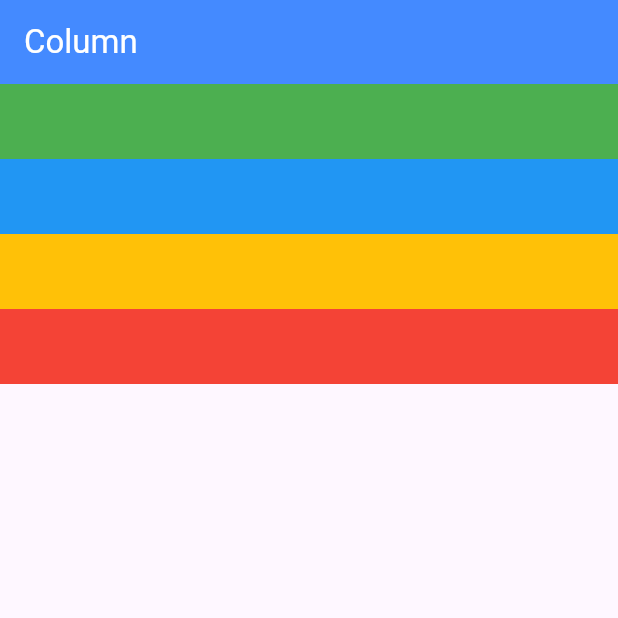
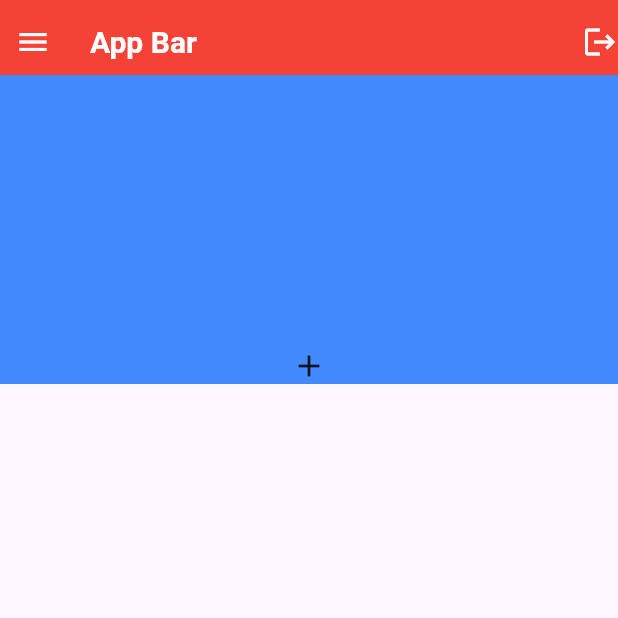
Before and after one commit to Sandydht/first_app, a Flutter app: the screen it shows after launch, on a phone screen of 412 x 824 dp, the top half of it. Run offline on Flutter 3.47's test engine with Material 3 defaults, Android fonts, the phone set to English and light mode, and no system bars.

Commit message:
feat: app bar

```diff
--- a/lib/main.dart
+++ b/lib/main.dart
@@ -1,7 +1,7 @@
 import 'package:flutter/material.dart';
 
 void main() {
-  runApp(const MyApp());
+  runApp(MyApp());
 }
 
 class MyApp extends StatelessWidget {
@@ -10,39 +10,42 @@ class MyApp extends StatelessWidget {
   @override
   Widget build(BuildContext context) {
     return MaterialApp(
+      title: 'App Bar',
       home: Scaffold(
         appBar: AppBar(
-          title: const Text(
-            'Column',
-            style: TextStyle(color: Colors.white),
+          backgroundColor: Colors.blueAccent,
+          leading: Icon(
+            Icons.menu,
+            color: Colors.white,
           ),
-          backgroundColor: Colors.blueAccent,
-        ),
-        body: Column(
-          mainAxisAlignment: MainAxisAlignment.start,
-          crossAxisAlignment: CrossAxisAlignment.start,
-          children: [
+          leadingWidth: 44,
+          title: Text(
+            'App Bar',
+            style: TextStyle(
+              color: Colors.white,
+              fontSize: 20,
+              fontWeight: FontWeight.bold,
+            ),
+          ),
+          centerTitle: false,
+          actions: [
             Container(
-              // width: 200,
-              height: 50,
-              color: Colors.green,
+              child: Icon(
+                Icons.logout,
+                color: Colors.white,
+              ),
+            )
+          ],
+          bottom: PreferredSize(
+            preferredSize: Size.fromHeight(200),
+            child: Container(
+              child: Icon(Icons.add),
             ),
-            Container(
-              // width: 50,
-              height: 50,
-              color: Colors.blue,
-            ),
-            Container(
-              // width: 100,
-              height: 50,
-              color: Colors.amber,
-            ),
-            Container(
-              // width: 300,
-              height: 50,
-              color: Colors.red,
-            )
-          ]
+          ),
+          flexibleSpace: Container(
+            height: 50,
+            color: Colors.red,
+          ),
         ),
       ),
     );
```
